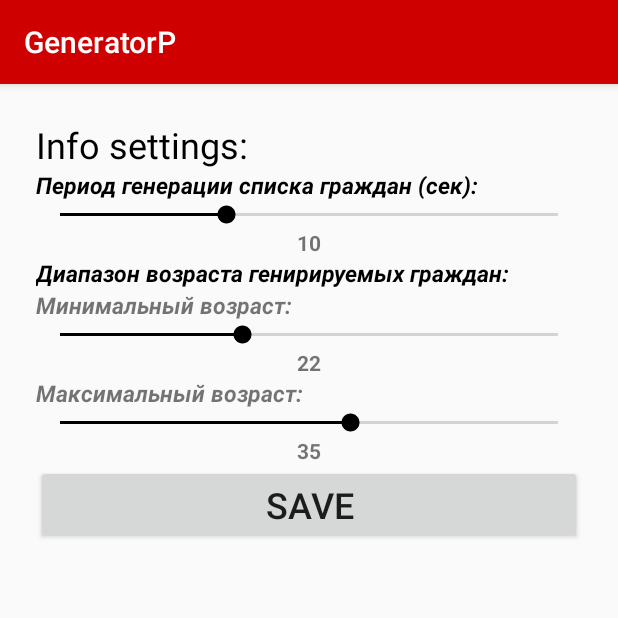
After one commit to Zorn-s/TestZ, an Android app: the Settings screen opened directly, with no data from a screen before it, on a phone screen of 412 x 824 dp, the top half of it. The commit adds this screen. Run offline under Robolectric (Android 15) with nearby library versions, the phone set to English and light mode, and no system bars; our stand-ins replace Room's generated code.

Commit message:
Добавлено окно настройки, в нем пишем в базу настройки и читаем из нее. оптимизированно общее по внесены изменения в бродкаст в общем готовое ПО

```diff
--- a/app/build.gradle
+++ b/app/build.gradle
@@ -14,9 +14,9 @@ android {
         javaCompileOptions {
             annotationProcessorOptions {
                 arguments = [
-                        "room.schemaLocation":"$projectDir/schemas".toString(),
-                        "room.incremental":"true",
-                        "room.expandProjection":"true"]
+                        "room.schemaLocation"  : "$projectDir/schemas".toString(),
+                        "room.incremental"     : "true",
+                        "room.expandProjection": "true"]
             }
         }
 
--- a/app/src/main/java/ru/app/generatorp/AppDataBase.java
+++ b/app/src/main/java/ru/app/generatorp/AppDataBase.java
@@ -4,7 +4,8 @@ import androidx.room.Database;
 import androidx.room.RoomDatabase;
 
 
-@Database(entities = {User.class},version = 1)
+@Database(entities = {User.class,Setting.class},version = 1)
 public abstract class AppDataBase extends RoomDatabase {
     public abstract UserDao userDao();
+    public abstract SettingsDao settingsDao();
 }
--- a/app/src/main/java/ru/app/generatorp/CreateUser.java
+++ b/app/src/main/java/ru/app/generatorp/CreateUser.java
@@ -119,6 +119,7 @@ public class CreateUser extends AppCompatActivity {
 
                 );
                 db.userDao().insertAll(user);
+                db.close();
          //-------------------------------------------------------------------
 
 
--- /dev/null
+++ b/app/src/main/java/ru/app/generatorp/Setting.java
@@ -0,0 +1,65 @@
+package ru.app.generatorp;
+
+import androidx.room.ColumnInfo;
+import androidx.room.Entity;
+import androidx.room.PrimaryKey;
+
+@Entity
+public class Setting {
+
+    public Setting(int id,String period,String age_min,String age_max) {
+        this.id = id;
+        this.period = period;
+        this.age_min = age_min;
+        this.age_max = age_max;
+    }
+
+    @PrimaryKey(autoGenerate = true)
+    private int id;
+
+    @ColumnInfo(name = "period")
+    private String period;
+
+    @ColumnInfo(name = "age_min")
+    private String age_min;
+
+    @ColumnInfo(name = "age_max")
+    private String age_max;
+
+    public int getId() {
+        return id;
+    }
+
+    public void setId(int id) {
+        this.id = id;
+    }
+
+
+    public void setPeriod(String period) {
+        this.period = period;
+    }
+
+    public void setAge_min(String age_min) {
+        this.age_min = age_min;
+    }
+
+    public void setAge_max(String age_max) {
+        this.age_max = age_max;
+    }
+
+
+    public String getPeriod() {
+        return period;
+    }
+
+    public String getAge_min() {
+        return age_min;
+    }
+
+    public String getAge_max() {
+        return age_max;
+    }
+
+
+
+}
--- /dev/null
+++ b/app/src/main/java/ru/app/generatorp/Settings.java
@@ -0,0 +1,186 @@
+package ru.app.generatorp;
+
+import androidx.appcompat.app.AppCompatActivity;
+import androidx.room.Room;
+
+import android.content.Intent;
+import android.os.Bundle;
+import android.util.Log;
+import android.view.View;
+import android.widget.Button;
+import android.widget.SeekBar;
+import android.widget.TextView;
+
+import java.util.List;
+
+public class Settings extends AppCompatActivity implements SeekBar.OnSeekBarChangeListener{
+
+    private AppDataBase db;
+
+    private String gorodId;
+
+    private SeekBar seekBarP;
+    private SeekBar seekBarMin;
+    private SeekBar seekBarMax;
+    private TextView txtP;
+    private TextView txtMax;
+    private TextView txtMin;
+    int Id=1;
+    Button button;
+
+    @Override
+    protected void onCreate(Bundle savedInstanceState) {
+        super.onCreate(savedInstanceState);
+        setContentView(R.layout.activity_settings);
+
+        button = findViewById(R.id.button);
+
+        seekBarP = findViewById(R.id.seekBarP);
+        seekBarP.setOnSeekBarChangeListener(this);
+
+        seekBarP.setMax(30);
+        seekBarP.setProgress(10);
+
+        seekBarMin = findViewById(R.id.seekBarAgeMin);
+        seekBarMin.setOnSeekBarChangeListener(this);
+
+        seekBarMin.setMax(60);
+        seekBarMin.setProgress(22);
+
+        seekBarMax = findViewById(R.id.seekBarAgeMax);
+        seekBarMax.setOnSeekBarChangeListener(this);
+
+        seekBarMax.setMax(60);
+        seekBarMax.setProgress(35);
+
+        txtP = findViewById(R.id.txtP);
+
+
+        txtMin = findViewById(R.id.txtMin);
+
+
+        txtMax = findViewById(R.id.txtMax);
+
+        Intent intent = getIntent();
+        gorodId = intent.getStringExtra("gorodId");
+
+        //----------------------коннект к базе  -----------------------------
+        db = Room.databaseBuilder(getApplicationContext(), AppDataBase.class, "production")
+                .allowMainThreadQueries()
+                .build();
+
+        //java.util.List<Setting> settingList = db.settingsDao().getAllSettings();
+
+        //----------------------коннект к базе  -----------------------------
+
+        txtP.setText(db.settingsDao().getPeriod());
+        txtMin.setText(db.settingsDao().getAge_Min());
+        txtMax.setText(db.settingsDao().getAge_Max());
+
+
+        if(txtP.getText().equals("")) {
+            Setting setting = new Setting(
+                    Id,
+                    "10",
+                    "22",
+                    "35"
+
+
+            );
+            db.settingsDao().insertAll(setting);
+
+            txtP.setText("10");
+            txtMin.setText("22");
+            txtMax.setText("35");
+        }
+
+
+//-------------------------------------------------------------------
+
+        //-------------------------------------------------------------------
+        button.setOnClickListener(new View.OnClickListener() {
+            @Override
+            public void onClick(View view) {
+
+/**/
+                //------------вставка в базу данных если таблицы нет иначе апдейт существующей------------------------
+
+
+
+            Setting setting = new Setting(
+                    Id,
+                    txtP.getText().toString(),
+                    txtMin.getText().toString(),
+                    txtMax.getText().toString()
+
+
+            );
+            db.settingsDao().updateAll(setting);
+
+                //-----------------------------------------------------------------------------------------------------
+
+
+                // startActivity(new Intent(CreateUser.this,MainActivity.class));
+
+                Intent intent = new Intent(getBaseContext(),MainActivity.class);
+                intent.putExtra("gorodId",gorodId);
+                intent.putExtra("Period",txtP.getText().toString());
+                intent.putExtra("AgeMin",txtMin.getText().toString());
+                intent.putExtra("AgeMax",txtMax.getText().toString());
+
+                getBaseContext().startActivity(intent);
+
+
+            }
+
+        });
+
+
+
+
+    }//oncreate
+
+    @Override
+    protected void onDestroy() {
+        super.onDestroy();
+        db.close();
+    }
+
+    public void upSeek() {
+
+        if(seekBarP.getProgress() < 3){seekBarP.setProgress(3);}
+
+        if(seekBarMin.getProgress() < 18){seekBarMin.setProgress(18);}
+        if(seekBarMin.getProgress() > 60){seekBarMin.setProgress(60);}
+
+        if(seekBarMax.getProgress() < seekBarMin.getProgress()){
+            seekBarMax.setProgress(seekBarMin.getProgress());
+
+        }
+        if(seekBarMax.getProgress() > 60){seekBarMax.setProgress(60);}
+
+        txtMin.setText(String.valueOf(seekBarMin.getProgress()));
+        txtMax.setText(String.valueOf(seekBarMax.getProgress()));
+
+        txtP.setText(String.valueOf(seekBarP.getProgress()));
+
+    }
+
+    @Override
+    public void onProgressChanged(SeekBar seekBar, int i, boolean b) {
+        if (b) { upSeek(); }
+    }
+
+    @Override
+    public void onStartTrackingTouch(SeekBar seekBar) {
+
+    }
+
+    @Override
+    public void onStopTrackingTouch(SeekBar seekBar) {
+
+    }
+
+    private class List<T> {
+    }
+}
--- /dev/null
+++ b/app/src/main/java/ru/app/generatorp/SettingsDao.java
@@ -0,0 +1,32 @@
+package ru.app.generatorp;
+
+
+import androidx.room.Dao;
+import androidx.room.Insert;
+import androidx.room.Query;
+import androidx.room.Update;
+
+import java.util.List;
+
+@Dao
+public interface SettingsDao {
+
+    @Query("SELECT * FROM setting WHERE id = :userId ")
+    List<Setting> getAllSettings(String userId);
+
+    @Query("SELECT period FROM setting")
+    String getPeriod();
+
+    @Query("SELECT age_min FROM setting")
+    String getAge_Min();
+
+    @Query("SELECT age_max FROM setting")
+    String getAge_Max();
+
+    @Insert
+    void insertAll(Setting... settings);
+
+    @Update
+    void updateAll(Setting... settings);
+
+}
--- a/app/src/main/java/ru/app/generatorp/UserAdapter.java
+++ b/app/src/main/java/ru/app/generatorp/UserAdapter.java
@@ -75,7 +75,7 @@ public String convertToBase64(Bitmap bitmap) {
         holder.itemView.setOnClickListener(new View.OnClickListener() {
             @Override
             public void onClick(View view) {
-                Log.d("logs", "title-"+ holder.firstName.getText()+", date-"+holder.lastName.getText()+", id = "+holder.userId.getText());
+               // Log.d("logs", "title-"+ holder.firstName.getText()+", date-"+holder.lastName.getText()+", id = "+holder.userId.getText());
 
 
                 Intent i = new Intent(context,DataUser.class);
--- /dev/null
+++ b/app/src/main/res/layout/activity_settings.xml
@@ -0,0 +1,113 @@
+<?xml version="1.0" encoding="utf-8"?>
+
+<ScrollView xmlns:app="http://schemas.android.com/apk/res-auto"
+    xmlns:tools="http://schemas.android.com/tools"
+    android:layout_width="fill_parent"
+    android:layout_height="fill_parent"
+    xmlns:android="http://schemas.android.com/apk/res/android"
+    android:scrollbarAlwaysDrawVerticalTrack="true"
+    >
+
+    <LinearLayout
+        android:orientation="vertical"
+        android:layout_width="match_parent"
+        android:layout_height="wrap_content"
+        android:padding="24dp"
+        android:scrollbarAlwaysDrawVerticalTrack="true"
+        >
+
+
+        <TextView
+            android:layout_width="match_parent"
+            android:layout_height="wrap_content"
+            android:text="Info settings:"
+            android:textColor="@color/colorAccent"
+            android:textSize="24sp" />
+
+
+        <TextView
+            android:layout_width="match_parent"
+            android:layout_height="wrap_content"
+            android:text="Период генерации списка граждан (сек):"
+            android:textAllCaps="false"
+            android:textColor="@color/colorAccent"
+            android:textSize="15sp"
+            android:textStyle="bold|italic" />
+
+        <SeekBar
+            android:id="@+id/seekBarP"
+            android:layout_width="match_parent"
+            android:layout_height="wrap_content" />
+
+        <TextView
+            android:id="@+id/txtP"
+            android:layout_width="match_parent"
+            android:layout_height="wrap_content"
+            android:text="10"
+            android:textAlignment="center"
+            android:textSize="14sp"
+            android:textStyle="bold" />
+
+        <TextView
+            android:layout_width="match_parent"
+            android:layout_height="wrap_content"
+            android:text="Диапазон возраста генирируемых граждан:"
+            android:textColor="@color/colorAccent"
+            android:textSize="15sp"
+            android:textStyle="bold|italic" />
+
+        <TextView
+            android:layout_width="match_parent"
+            android:layout_height="wrap_content"
+            android:text="Минимальный возраст:"
+            android:textSize="15sp"
+            android:textStyle="bold|italic" />
+
+        <SeekBar
+            android:id="@+id/seekBarAgeMin"
+            android:layout_width="match_parent"
+            android:layout_height="wrap_content" />
+        <TextView
+            android:id="@+id/txtMin"
+            android:layout_width="match_parent"
+            android:layout_height="wrap_content"
+            android:text="22"
+            android:textAlignment="center"
+            android:textSize="14sp"
+            android:textStyle="bold" />
+
+        <TextView
+            android:layout_width="match_parent"
+            android:layout_height="wrap_content"
+            android:text="Максимальный возраст:"
+            android:textSize="15sp"
+            android:textStyle="bold|italic" />
+
+        <SeekBar
+            android:id="@+id/seekBarAgeMax"
+            android:layout_width="match_parent"
+            android:layout_height="wrap_content" />
+
+        <TextView
+            android:id="@+id/txtMax"
+            android:layout_width="match_parent"
+            android:layout_height="wrap_content"
+            android:text="35"
+            android:textAlignment="center"
+            android:textSize="14sp"
+            android:textStyle="bold" />
+
+        <Button
+            android:id="@+id/button"
+            android:layout_width="match_parent"
+            android:layout_height="wrap_content"
+            android:text="Save"
+            android:textSize="24sp"/>
+
+
+
+
+
+</LinearLayout>
+
+    </ScrollView>
--- a/app/src/main/res/menu/menu_main.xml
+++ b/app/src/main/res/menu/menu_main.xml
@@ -7,4 +7,10 @@
         android:orderInCategory="100"
         android:title="@string/action_settings"
         app:showAsAction="never" />
+
+    <item
+        android:id="@+id/new_user"
+        android:orderInCategory="100"
+        android:title="@string/new_user"
+        app:showAsAction="never" />
 </menu>
--- a/app/src/main/res/values/colors.xml
+++ b/app/src/main/res/values/colors.xml
@@ -1,6 +1,6 @@
 <?xml version="1.0" encoding="utf-8"?>
 <resources>
     <color name="colorPrimary">#CE0000</color>
-    <color name="colorPrimaryDark">#a90001</color>
+    <color name="colorPrimaryDark">#A90001</color>
     <color name="colorAccent">#000000</color>
 </resources>
--- a/app/src/main/res/values/strings.xml
+++ b/app/src/main/res/values/strings.xml
@@ -1,6 +1,8 @@
 <resources>
     <string name="app_name">GeneratorP</string>
-    <string name="action_settings">Settings</string>
+    <string name="action_settings">Настройки</string>
+    <string name="new_user">Новый пользователь</string>
+
 
     <string-array name="goroda">
         <item>Москва</item>
```
Also changed, not shown: app/src/main/AndroidManifest.xml (+2 -12 lines), app/src/main/java/ru/app/generatorp/DataUser.java (+0 -7 lines), app/src/main/java/ru/app/generatorp/Generation.java (+24 -9 lines), app/src/main/java/ru/app/generatorp/MainActivity.java (+44 -59 lines), 2 other files.
